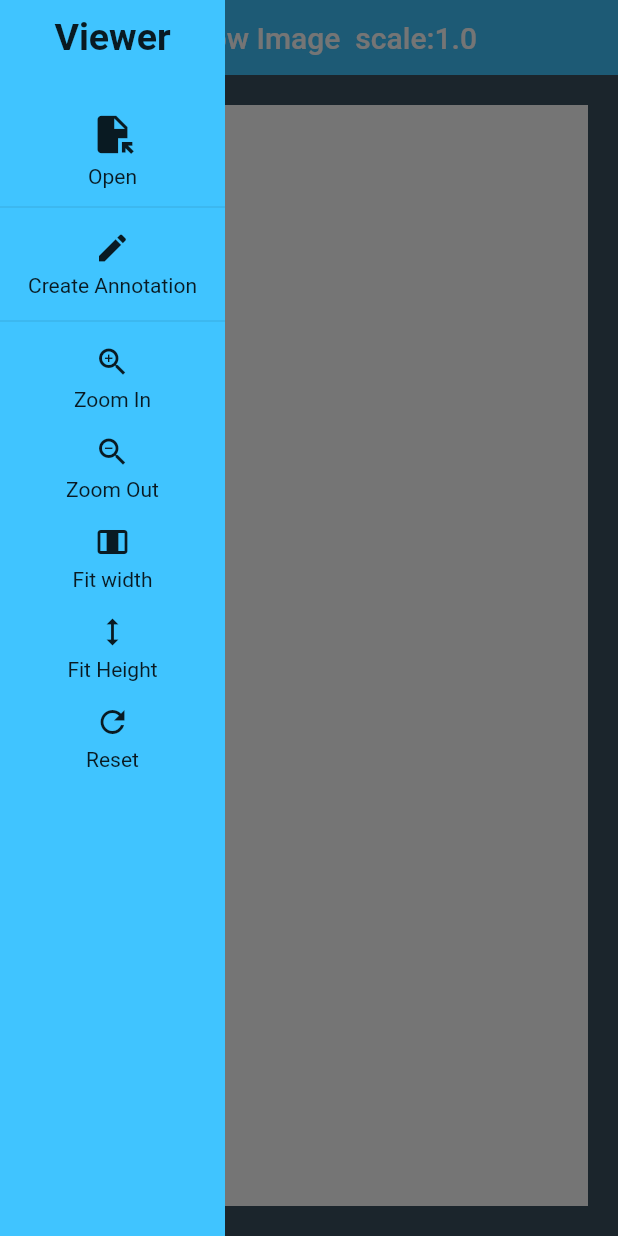
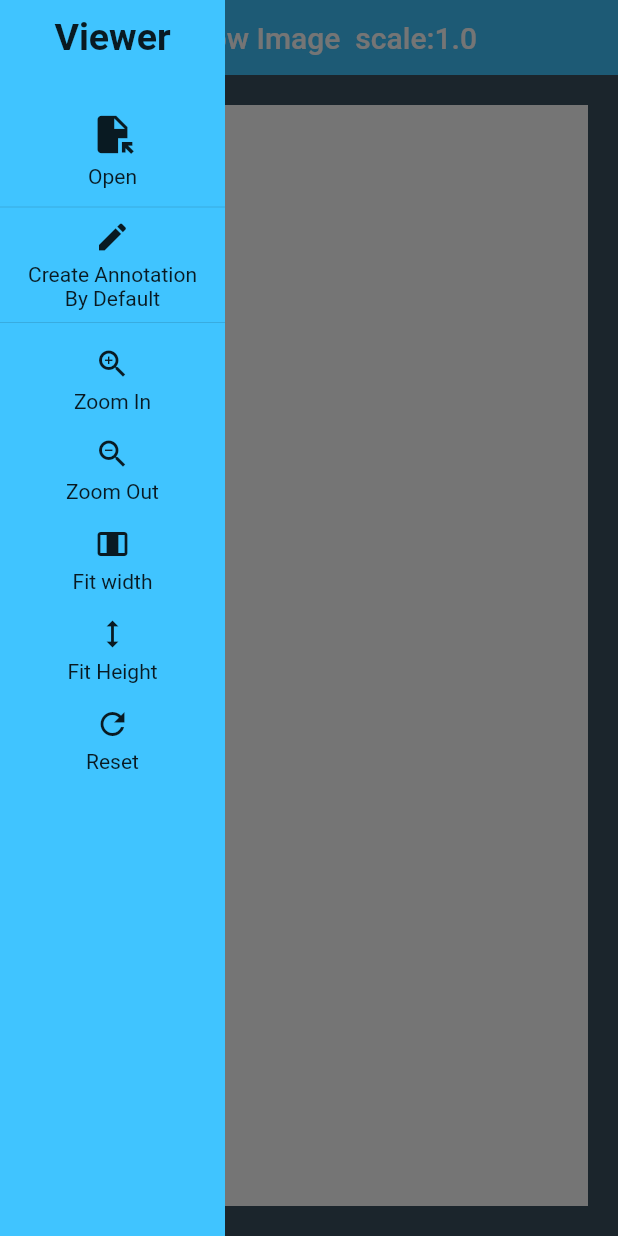
Before and after one commit to guchengxi1994/simple-tools-for-machine-learning, a Flutter app: the screen it shows after launch, with the side drawer open, on a phone screen of 412 x 824 dp. Run offline on Flutter 3.47's test engine with Material 2 defaults, Android fonts, the phone set to English and light mode, and no system bars; our stand-ins replace file_picker; missing offline and left inert: taichi.

Commit message:
[mltools_viewer] chore: change label

```diff
--- a/mltools_viewer/lib/widgets/icon_text_widget.dart
+++ b/mltools_viewer/lib/widgets/icon_text_widget.dart
@@ -1,3 +1,12 @@
+/*
+ * @Descripttion:
+ * @version:
+ * @Author: xiaoshuyui
+ * @email: guchengxi1994@qq.com
+ * @Date: 2022-07-15 19:04:06
+ * @LastEditors: xiaoshuyui
+ * @LastEditTime: 2022-07-17 19:26:25
+ */
 import 'package:flutter/material.dart';
 import 'package:mltools_viewer/app_style.dart';
 
@@ -18,9 +27,9 @@ class IconTextWidget extends StatelessWidget {
   Widget build(BuildContext context) {
     return InkWell(
       onTap: !enable ? null : () => onTap(),
-      child: SizedBox(
+      child: Container(
         width: AppStyle.sidemenuWidthHalf,
-        height: AppStyle.iconWidgetHeight,
+        constraints: const BoxConstraints(minHeight: AppStyle.iconWidgetHeight),
         child: Column(
           mainAxisAlignment: MainAxisAlignment.center,
           crossAxisAlignment: CrossAxisAlignment.center,
--- a/mltools_viewer/lib/widgets/sidemenu.dart
+++ b/mltools_viewer/lib/widgets/sidemenu.dart
@@ -55,7 +55,11 @@ class SideMenu extends StatelessWidget {
             IconTextWidget(
                 enable: context.watch<ImageController>().image != null,
                 icon: const Icon(Icons.create),
-                label: const Text("Create Annotation"),
+                label: const Text(
+                  "Create Annotation\nBy Default",
+                  maxLines: 2,
+                  textAlign: TextAlign.center,
+                ),
                 onTap: () => addRect(context)),
             const Divider(),
             IconTextWidget(
--- a/mltools_viewer/lib/widgets/workboard_widget.dart
+++ b/mltools_viewer/lib/widgets/workboard_widget.dart
@@ -5,7 +5,7 @@
  * @email: guchengxi1994@qq.com
  * @Date: 2022-07-15 19:04:06
  * @LastEditors: xiaoshuyui
- * @LastEditTime: 2022-07-16 23:27:52
+ * @LastEditTime: 2022-07-17 19:33:38
  */
 import 'package:flutter/material.dart';
 import 'package:mltools_viewer/controllers/board_controller.dart';
@@ -46,6 +46,7 @@ class _WorkboardState extends State<Workboard> {
       width: widget.boardWidth,
       height: widget.boardHeight,
       child: Scrollbar(
+        thickness: 20,
         controller: controller2,
         thumbVisibility: true,
         child: SingleChildScrollView(
```
